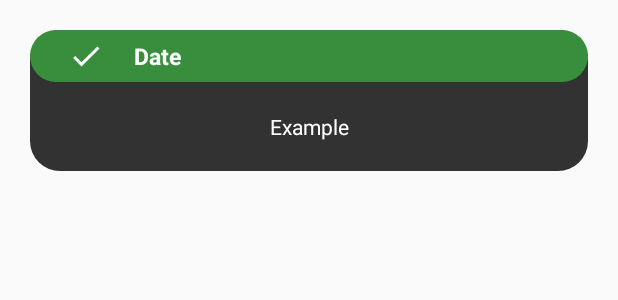
After one commit to sergioloc/wordle-games, an Android app: the layout cell_history.xml on its own in the app's theme, with its tools: preview values and no code run, on a phone screen of 412 x 824 dp. The commit adds this screen. Shown: the top 300 px of the screen. Run offline under Robolectric (Android 15) with nearby library versions, the phone set to English and light mode, and no system bars.

Commit message:
Get game history

```diff
--- a/app/src/main/java/com/slc/wordlegames/ui/menu/MenuActivity.kt
+++ b/app/src/main/java/com/slc/wordlegames/ui/menu/MenuActivity.kt
@@ -3,11 +3,11 @@ package com.slc.wordlegames.ui.menu
 import android.content.Intent
 import androidx.appcompat.app.AppCompatActivity
 import android.os.Bundle
-import android.widget.Toast
 import androidx.activity.viewModels
 import androidx.recyclerview.widget.LinearLayoutManager
 import com.slc.wordlegames.databinding.ActivityMenuBinding
 import com.slc.wordlegames.domain.model.Game
+import com.slc.wordlegames.ui.history.HistoryActivity
 import com.slc.wordlegames.ui.web.WebActivity
 import dagger.hilt.android.AndroidEntryPoint
 
@@ -47,7 +47,9 @@ class MenuActivity : AppCompatActivity(), MenuAdapter.OnGameClickListener {
     }
 
     override fun onClickOptions(game: Game) {
-        Toast.makeText(this, game.name, Toast.LENGTH_SHORT).show()
+        val i = Intent(this, HistoryActivity::class.java)
+        i.putExtra("type", game.id)
+        startActivity(i)
     }
 
 }
--- a/app/src/main/java/com/slc/wordlegames/ui/web/WebActivity.kt
+++ b/app/src/main/java/com/slc/wordlegames/ui/web/WebActivity.kt
@@ -51,6 +51,8 @@ class WebActivity : AppCompatActivity() {
     }
 
     private fun initVariables() {
+        type = intent.getIntExtra("type", 0)
+
         intent.getStringExtra("url")?.let {
             url = it
         }
--- /dev/null
+++ b/app/src/main/res/drawable/chip_green.xml
@@ -0,0 +1,6 @@
+<?xml version="1.0" encoding="utf-8"?>
+<shape xmlns:android="http://schemas.android.com/apk/res/android"
+    android:shape="rectangle" android:padding="10dp">
+    <solid android:color="@color/green"/>
+    <corners android:radius="200dp"/>
+</shape>
--- /dev/null
+++ b/app/src/main/res/drawable/chip_red.xml
@@ -0,0 +1,6 @@
+<?xml version="1.0" encoding="utf-8"?>
+<shape xmlns:android="http://schemas.android.com/apk/res/android"
+    android:shape="rectangle" android:padding="10dp">
+    <solid android:color="@color/red"/>
+    <corners android:radius="200dp"/>
+</shape>
--- /dev/null
+++ b/app/src/main/res/drawable/ic_check.xml
@@ -0,0 +1,5 @@
+<vector android:height="24dp" android:tint="#000000"
+    android:viewportHeight="24" android:viewportWidth="24"
+    android:width="24dp" xmlns:android="http://schemas.android.com/apk/res/android">
+    <path android:fillColor="@android:color/white" android:pathData="M9,16.17L4.83,12l-1.42,1.41L9,19 21,7l-1.41,-1.41z"/>
+</vector>
--- /dev/null
+++ b/app/src/main/res/layout/cell_history.xml
@@ -0,0 +1,58 @@
+<?xml version="1.0" encoding="utf-8"?>
+<androidx.constraintlayout.widget.ConstraintLayout
+    xmlns:android="http://schemas.android.com/apk/res/android"
+    xmlns:app="http://schemas.android.com/apk/res-auto"
+    xmlns:tools="http://schemas.android.com/tools"
+    android:layout_width="match_parent"
+    android:layout_height="wrap_content"
+    android:layout_margin="20dp"
+    android:background="@drawable/card_gray">
+
+    <androidx.constraintlayout.widget.ConstraintLayout
+        android:id="@+id/clHeader"
+        android:layout_width="match_parent"
+        android:layout_height="wrap_content"
+        app:layout_constraintTop_toTopOf="parent"
+        android:background="@drawable/chip_green"
+        android:padding="5dp">
+
+        <ImageView
+            android:id="@+id/ivStatus"
+            android:layout_width="wrap_content"
+            android:layout_height="match_parent"
+            app:layout_constraintTop_toTopOf="@id/tvDate"
+            app:layout_constraintBottom_toBottomOf="@id/tvDate"
+            app:layout_constraintStart_toStartOf="parent"
+            android:layout_marginStart="20dp"
+            android:src="@drawable/ic_check"
+            app:tint="@color/white"
+            android:contentDescription="@null"/>
+
+        <TextView
+            android:id="@+id/tvDate"
+            android:layout_width="0dp"
+            android:layout_height="wrap_content"
+            app:layout_constraintTop_toTopOf="parent"
+            app:layout_constraintBottom_toBottomOf="parent"
+            app:layout_constraintStart_toEndOf="@id/ivStatus"
+            android:layout_marginHorizontal="20dp"
+            android:maxLines="1"
+            android:ellipsize="end"
+            android:textSize="15sp"
+            android:textStyle="bold"
+            android:textColor="@color/white"
+            tools:text="Date"/>
+
+    </androidx.constraintlayout.widget.ConstraintLayout>
+
+    <TextView
+        android:id="@+id/tvResult"
+        android:layout_width="match_parent"
+        android:layout_height="wrap_content"
+        app:layout_constraintTop_toBottomOf="@id/clHeader"
+        android:textColor="@color/white"
+        android:padding="20dp"
+        android:gravity="center"
+        tools:text="Example"/>
+
+</androidx.constraintlayout.widget.ConstraintLayout>
--- a/app/src/main/res/values/colors.xml
+++ b/app/src/main/res/values/colors.xml
@@ -4,4 +4,6 @@
     <color name="grayDark">#121212</color>
     <color name="black">#000000</color>
     <color name="white">#FFFFFF</color>
+    <color name="green">#388E3C</color>
+    <color name="red">#D32F2F</color>
 </resources>
```
Also changed, not shown: app/src/main/AndroidManifest.xml (+5 -2 lines), app/src/main/java/com/slc/wordlegames/ui/history/HistoryActivity.kt (added, +45 -0 lines), app/src/main/java/com/slc/wordlegames/ui/history/HistoryAdapter.kt (added, +48 -0 lines), app/src/main/java/com/slc/wordlegames/ui/history/HistoryViewModel.kt (added, +26 -0 lines), app/src/main/res/layout/activity_history.xml (added, +15 -0 lines).
